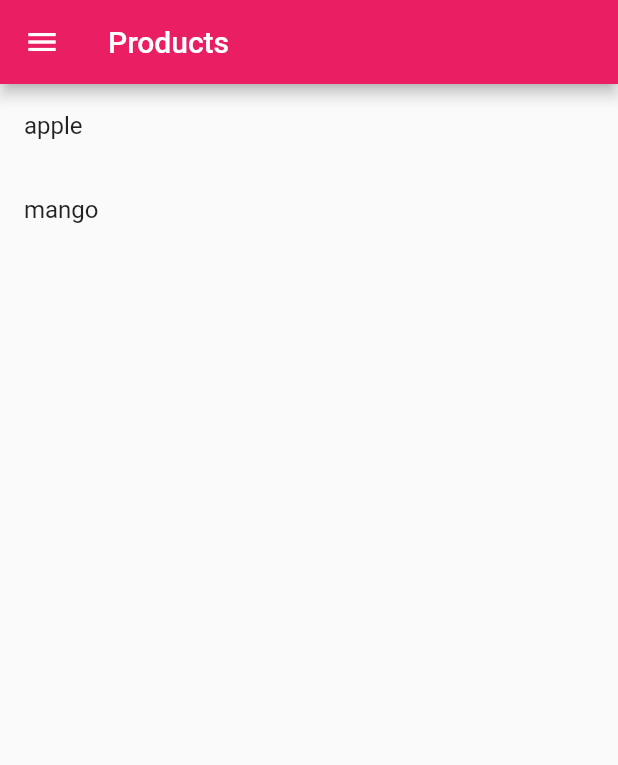
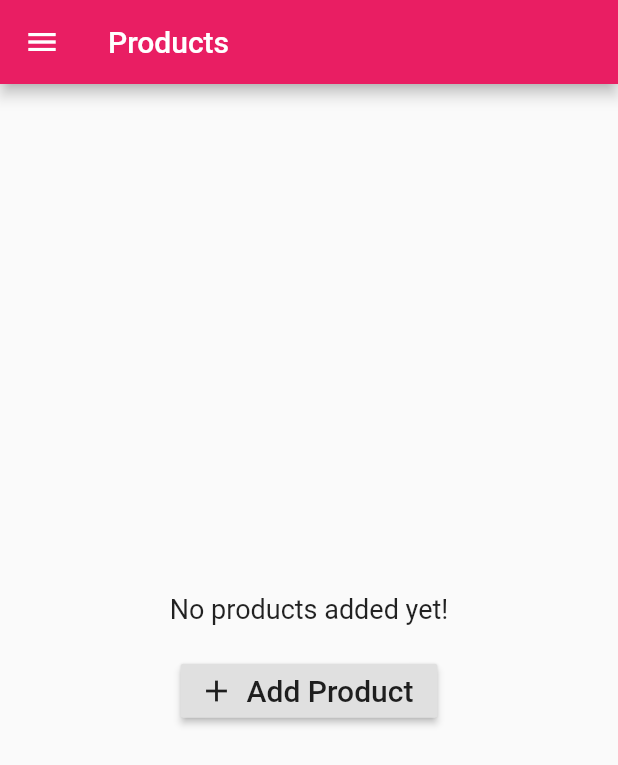
Before and after one commit to sudendroid/FlutterBlocHive, a Flutter app: the screen it shows after launch, on a phone screen of 412 x 824 dp. Shown: the top 765 px of the screen. Run offline on Flutter 3.47's test engine with Material 2 defaults, Android fonts, the phone set to English and light mode, and no system bars; our stand-ins replace bloc, flutter_bloc.

Commit message:
- share ProductCubit accoss productList and addProduct screen - ui change

```diff
--- a/lib/cubit/product_cubit.dart
+++ b/lib/cubit/product_cubit.dart
@@ -28,4 +28,10 @@ class ProductCubit extends Cubit<ProductState> {
     List<Product> pList = await productRepository.getProducts();
     emit(ProductLoaded(pList));
   }
+
+  void removeAllProducts() async{
+    productRepository.removeAllProducts();
+    List<Product> pList = await productRepository.getProducts();
+    emit(ProductLoaded(pList));
+  }
 }
--- a/lib/data/product_repo.dart
+++ b/lib/data/product_repo.dart
@@ -1,10 +1,7 @@
 import 'package:psi/models/product.dart';
 
 class ProductRepository {
-  List<Product> _pList = [
-    Product('apple', 22.0),
-    Product('mango', 24.0),
-  ];
+  List<Product> _pList = [];
 
   Future<List<Product>> getProducts() async {
     return _pList;
@@ -17,4 +14,8 @@ class ProductRepository {
   void removeProduct(int id) {
     _pList.removeAt(id);
   }
+
+  void removeAllProducts() {
+    _pList.clear();
+  }
 }
--- a/lib/main.dart
+++ b/lib/main.dart
@@ -13,22 +13,23 @@ void main() {
 class MyApp extends StatelessWidget {
   @override
   Widget build(BuildContext context) {
-    return MaterialApp(
+    return MultiBlocProvider(
+      providers: [
+        BlocProvider<ProductCubit>(
+          create: (BuildContext context) => ProductCubit(ProductRepository()),
+        ),
+      ],
+      child: MaterialApp(
         theme: ThemeData(
             primarySwatch: Colors.pink,
             visualDensity: VisualDensity.adaptivePlatformDensity),
         initialRoute: SplashScreen.ROUTE,
         routes: {
           SplashScreen.ROUTE: (context) => SplashScreen(),
-        ProductList.ROUTE: (context) => BlocProvider(
-              create: (context) => ProductCubit(ProductRepository()),
-              child: ProductList(),
+          ProductList.ROUTE: (context) => ProductList(),
+          AddProduct.ROUTE: (context) => AddProduct(),
+        },
       ),
-        AddProduct.ROUTE: (context) => BlocProvider(
-              create: (context) => ProductCubit(ProductRepository()),
-              child: AddProduct(),
-            ),
-      },
     );
   }
 }
--- a/lib/screens/product_list.dart
+++ b/lib/screens/product_list.dart
@@ -18,7 +18,7 @@ class _ProductListState extends State<ProductList> {
     super.initState();
   }
 
-  void fetchProducts(dynamic data){
+  void fetchProducts(dynamic data) {
     BlocProvider.of<ProductCubit>(context).getProducts();
   }
 
@@ -40,7 +40,14 @@ class _ProductListState extends State<ProductList> {
             ListTile(
               title: Text('Add Product'),
               onTap: () {
-                Navigator.popAndPushNamed(context, AddProduct.ROUTE).then(fetchProducts);
+                Navigator.popAndPushNamed(context, AddProduct.ROUTE);
+              },
+            ),
+            ListTile(
+              title: Text('Delete All Products'),
+              onTap: () {
+                BlocProvider.of<ProductCubit>(context).removeAllProducts();
+                Navigator.pop(context);
               },
             ),
             ListTile(
@@ -74,12 +81,27 @@ class _ProductListState extends State<ProductList> {
 
   Widget _buildInitialView() {
     return Center(
-      child: RaisedButton(
-        onPressed: () {
-          Product p = Product('Dummy', 22.0);
-          BlocProvider.of<ProductCubit>(context).addProduct(p);
-        },
-        child: const Text('Add Product', style: TextStyle(fontSize: 20)),
+      child: Column(
+        mainAxisAlignment: MainAxisAlignment.center,
+        children: [
+          Text(
+            'No products added yet!',
+            style: TextStyle(fontSize: 18),
+          ),
+          SizedBox(
+            height: 20,
+          ),
+          RaisedButton.icon(
+            onPressed: () {
+              Navigator.pushNamed(context, AddProduct.ROUTE);
+            },
+            icon: Icon(Icons.add),
+            label: const Text(
+              'Add Product',
+              style: TextStyle(fontSize: 20),
+            ),
+          ),
+        ],
       ),
     );
   }
@@ -97,10 +119,11 @@ class _ProductListState extends State<ProductList> {
         itemBuilder: (context, index) {
           return ListTile(
             title: Text(products[index].productName),
+            subtitle: Text('₹ ${products[index].price}'),
           );
         },
       );
-    }else{
+    } else {
       return _buildInitialView();
     }
   }
```
Also changed, not shown: lib/screens/add_product.dart (+25 -5 lines). Lines whose indentation alone changed are shown as unchanged.
